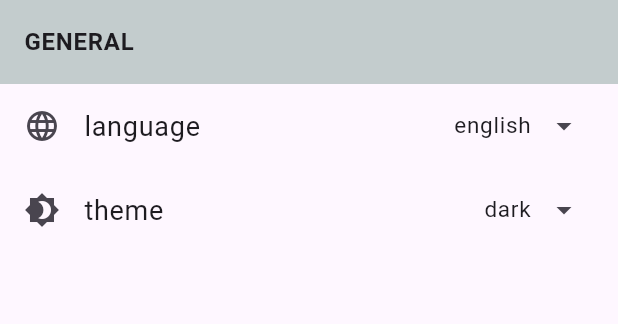
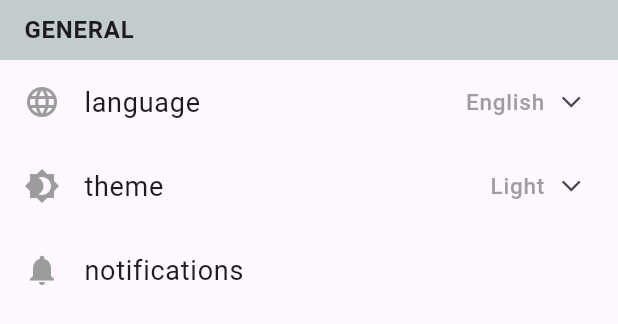
Before and after one commit to Amr-3li/Linkify-Social-Media-App, a Flutter app: the SettingsBody widget shown alone on an empty page, opened directly, on a phone screen of 412 x 824 dp. Shown: the top 324 px of the screen. Run offline on Flutter 3.47's test engine with Material 3 defaults, Android fonts, the phone set to English and light mode, and no system bars; our stand-ins replace animated_splash_screen, bloc, cached_network_image, cloud_firestore, device_preview, dio and 5 more; accounts and stored records are empty; network calls fail.

Commit message:
refactor settings list item

```diff
--- a/lib/Features/calculators/presentation/view/calculators_page.dart
+++ b/lib/Features/calculators/presentation/view/calculators_page.dart
@@ -1,6 +1,6 @@
 import 'package:flutter/material.dart';
 import 'package:true_gym/Features/calculators/presentation/view/widgets/calculator_page_body.dart';
-import 'package:true_gym/consts.dart';
+import 'package:true_gym/core/consts.dart';
 
 class CalculatorsPage extends StatelessWidget {
   const CalculatorsPage({super.key});
--- a/lib/Features/calculators/presentation/view/widgets/calculator_component.dart
+++ b/lib/Features/calculators/presentation/view/widgets/calculator_component.dart
@@ -1,6 +1,6 @@
 import 'package:flutter/material.dart';
 import 'package:true_gym/Features/calculators/data/model/calculator_model.dart';
-import 'package:true_gym/consts.dart';
+import 'package:true_gym/core/consts.dart';
 
 class CalculatorComponent extends StatelessWidget {
   const CalculatorComponent({super.key, required this.model});
--- a/lib/Features/home/data/repository/post_repository.dart
+++ b/lib/Features/home/data/repository/post_repository.dart
@@ -1,5 +1,5 @@
 import 'package:true_gym/Features/home/data/Models/post.dart';
-import 'package:true_gym/test_data.dart';
+import 'package:true_gym/core/test_data.dart';
 
 class PostRepository {
 
--- a/lib/Features/home/presentation/view/home_page.dart
+++ b/lib/Features/home/presentation/view/home_page.dart
@@ -1,7 +1,7 @@
 import 'package:flutter/material.dart';
 import 'package:true_gym/Features/home/presentation/view/widgets/home_drawer.dart';
-import 'package:true_gym/consts.dart';
-import 'package:true_gym/lists.dart';
+import 'package:true_gym/core/consts.dart';
+import 'package:true_gym/core/lists.dart';
 
 class HomePage extends StatefulWidget {
   const HomePage({super.key});
--- a/lib/Features/home/presentation/view/widgets/drawer_body.dart
+++ b/lib/Features/home/presentation/view/widgets/drawer_body.dart
@@ -3,11 +3,10 @@ import 'package:flutter_bloc/flutter_bloc.dart';
 import 'package:true_gym/Features/home/presentation/view/widgets/user_drawer_information.dart';
 import 'package:true_gym/Features/register/presentation/cubit/auth/auth_cubit.dart';
 import 'package:true_gym/bloc/cubit/user_data/user_cubit.dart';
-import 'package:true_gym/consts.dart';
 import 'package:true_gym/Features/register/data/model/user.dart';
+import 'package:true_gym/core/consts.dart';
 import 'package:true_gym/initial.dart';
 import 'package:true_gym/Features/profile/presentation/view/profile.dart';
-import 'package:true_gym/Features/settings/presentation/view/settings.dart';
 
 class DrawerBody extends StatelessWidget {
   const DrawerBody({
--- a/lib/Features/home/presentation/view/widgets/home_appbar.dart
+++ b/lib/Features/home/presentation/view/widgets/home_appbar.dart
@@ -1,5 +1,5 @@
 import 'package:flutter/material.dart';
-import 'package:true_gym/consts.dart';
+import 'package:true_gym/core/consts.dart';
 
 class HomeAppbar extends StatelessWidget implements PreferredSizeWidget {
   const HomeAppbar({super.key});
--- a/lib/Features/home/presentation/view/widgets/home_page_body.dart
+++ b/lib/Features/home/presentation/view/widgets/home_page_body.dart
@@ -1,6 +1,6 @@
 import 'package:flutter/material.dart';
 import 'package:true_gym/Features/home/presentation/view/widgets/posts_list.dart';
-import 'package:true_gym/consts.dart';
+import 'package:true_gym/core/consts.dart';
 
 class HomePageBody extends StatelessWidget {
   const HomePageBody({super.key});
--- a/lib/Features/home/presentation/view/widgets/post_container.dart
+++ b/lib/Features/home/presentation/view/widgets/post_container.dart
@@ -3,7 +3,7 @@ import 'package:flutter/material.dart';
 import 'package:true_gym/Features/home/data/Models/post.dart';
 import 'package:true_gym/Features/home/presentation/view/widgets/bost_reaction_bar.dart';
 import 'package:true_gym/Features/home/presentation/view/widgets/post_header.dart';
-import 'package:true_gym/consts.dart';
+import 'package:true_gym/core/consts.dart';
 
 class PostContainer extends StatelessWidget {
   const PostContainer({
--- a/lib/Features/home/presentation/view/widgets/user_drawer_information.dart
+++ b/lib/Features/home/presentation/view/widgets/user_drawer_information.dart
@@ -1,6 +1,6 @@
 
 import 'package:flutter/material.dart';
-import 'package:true_gym/consts.dart';
+import 'package:true_gym/core/consts.dart';
 
 class UserDrawerInformation extends StatelessWidget {
   const UserDrawerInformation({super.key, required this.name, required this.email, required this.image});
--- a/lib/Features/profile/presentation/view/profile.dart
+++ b/lib/Features/profile/presentation/view/profile.dart
@@ -1,7 +1,7 @@
 import 'package:flutter/material.dart';
 import 'package:true_gym/Features/profile/presentation/view/widgets/custom_appbar_profile.dart';
 import 'package:true_gym/Features/profile/presentation/view/widgets/profile_body.dart';
-import 'package:true_gym/consts.dart';
+import 'package:true_gym/core/consts.dart';
 
 class ProfilePage extends StatelessWidget {
   const ProfilePage({super.key});
--- a/lib/Features/profile/presentation/view/widgets/custom_appbar_profile.dart
+++ b/lib/Features/profile/presentation/view/widgets/custom_appbar_profile.dart
@@ -1,6 +1,6 @@
 
 import 'package:flutter/material.dart';
-import 'package:true_gym/consts.dart';
+import 'package:true_gym/core/consts.dart';
 
 class CustomAppbarProfile extends StatelessWidget {
   const CustomAppbarProfile({
--- a/lib/Features/profile/presentation/view/widgets/profile_body.dart
+++ b/lib/Features/profile/presentation/view/widgets/profile_body.dart
@@ -2,8 +2,8 @@ import 'package:flutter/material.dart';
 import 'package:flutter_bloc/flutter_bloc.dart';
 import 'package:true_gym/Features/profile/presentation/view/widgets/information_component.dart';
 import 'package:true_gym/bloc/cubit/user_data/user_cubit.dart';
-import 'package:true_gym/consts.dart';
 import 'package:true_gym/Features/register/data/model/user.dart';
+import 'package:true_gym/core/consts.dart';
 
 class ProfileBody extends StatelessWidget {
   const ProfileBody({super.key});
--- a/lib/Features/settings/presentation/view/settings.dart
+++ b/lib/Features/settings/presentation/view/settings.dart
@@ -1,6 +1,6 @@
 import 'package:flutter/material.dart';
 import 'package:true_gym/Features/settings/presentation/view/widgets/Settings_body.dart';
-import 'package:true_gym/consts.dart';
+import 'package:true_gym/core/consts.dart';
 
 class SettingsPage extends StatelessWidget {
   const SettingsPage({super.key});
--- a/lib/Features/settings/presentation/view/widgets/settings_body.dart
+++ b/lib/Features/settings/presentation/view/widgets/settings_body.dart
@@ -1,53 +1,20 @@
 import 'package:flutter/material.dart';
-import 'package:true_gym/consts.dart';
+import 'package:true_gym/Features/settings/presentation/view/widgets/settings_list_item.dart';
+import 'package:true_gym/Features/settings/presentation/view/widgets/settings_list_name_component.dart';
 
 class SettingsBody extends StatelessWidget {
   const SettingsBody({super.key});
 
   @override
   Widget build(BuildContext context) {
-    String currentTheme = "dark";
-    String currentLanguage = "english";
-    return Column(
+    return const Column(
       children: [
-        const ListTile(
-          title: Text("GENERAL  ",
-              style: TextStyle(
-                fontWeight: FontWeight.bold,
-              )),
-          tileColor: Color.fromARGB(255, 195, 204, 205),
-        ),
-        ListTile(
-          leading: const Icon(Icons.language, color: MyColors.iconColor),
-          title: Row(
-            children: [
-              const Text(
-                "language",
-                style: TextStyle(fontSize: 18),
-              ),
-              const Spacer(),
-              Text(currentLanguage, style: const TextStyle(fontSize: 15)),
-              const SizedBox(width: 10),
-              const Icon(Icons.arrow_drop_down)
-            ],
-          ),
-        ),
-        ListTile(
-            leading: const Icon(Icons.brightness_4, color: MyColors.iconColor),
-            title: Row(
-              children: [
-                const Text(
-                  "theme",
-                  style: TextStyle(fontSize: 18),
-                ),
-                const Spacer(),
-                Text(currentTheme,
-                    style: const TextStyle(
-                        fontSize: 15, color: MyColors.iconColor)),
-                const SizedBox(width: 10),
-                const Icon(Icons.arrow_drop_down)
-              ],
-            )),
+        ListNameComponent(name: "GENERAL"),
+        SettingsListItem(
+            text: "language", icon: Icons.language, trailingText: "English"),
+        SettingsListItem(
+            text: "theme", icon: Icons.brightness_4, trailingText: "Light"),
+        SettingsListItem(text: "notifications", icon: Icons.notifications),
       ],
     );
   }
--- /dev/null
+++ b/lib/Features/settings/presentation/view/widgets/settings_list_item.dart
@@ -0,0 +1,37 @@
+import 'package:flutter/material.dart';
+import 'package:true_gym/core/consts.dart';
+
+class SettingsListItem extends StatelessWidget {
+  const SettingsListItem({
+    super.key,
+    required this.text,
+    required this.icon,
+    this.trailingText,
+  });
+
+  final String text;
+  final IconData icon;
+  final String? trailingText;
+
+  @override
+  Widget build(BuildContext context) {
+    return ListTile(
+      leading: Icon(icon, color: MyColors.iconColor),
+      title: Text(text, style: const TextStyle(fontSize: 18)),
+      trailing: trailingText == null
+          ? null
+          : Row(
+              mainAxisSize: MainAxisSize.min,
+              mainAxisAlignment: MainAxisAlignment.end,
+              children: [
+                Text(trailingText!,
+                    style: const TextStyle(fontSize: 15, color: Colors.grey)),
+                const SizedBox(width: 10),
+                Transform.rotate(
+                    angle: 1.5708,
+                    child: const Icon(Icons.arrow_forward_ios, size: 15)),
+              ],
+            ),
+    );
+  }
+}
--- /dev/null
+++ b/lib/Features/settings/presentation/view/widgets/settings_list_name_component.dart
@@ -0,0 +1,22 @@
+import 'package:flutter/material.dart';
+
+class ListNameComponent extends StatelessWidget {
+  const ListNameComponent({
+    super.key,
+    required this.name,
+  });
+  final String name;
+
+  @override
+  Widget build(BuildContext context) {
+    return const ListTile(
+      minTileHeight: 30,
+      titleAlignment: ListTileTitleAlignment.center,
+      title: Text("GENERAL  ",
+          style: TextStyle(
+            fontWeight: FontWeight.bold,
+          )),
+      tileColor: Color.fromARGB(255, 195, 204, 205),
+    );
+  }
+}
--- /dev/null
+++ b/lib/core/styles.dart
@@ -0,0 +1,5 @@
+class MyStyles {
+
+
+
+}
```
